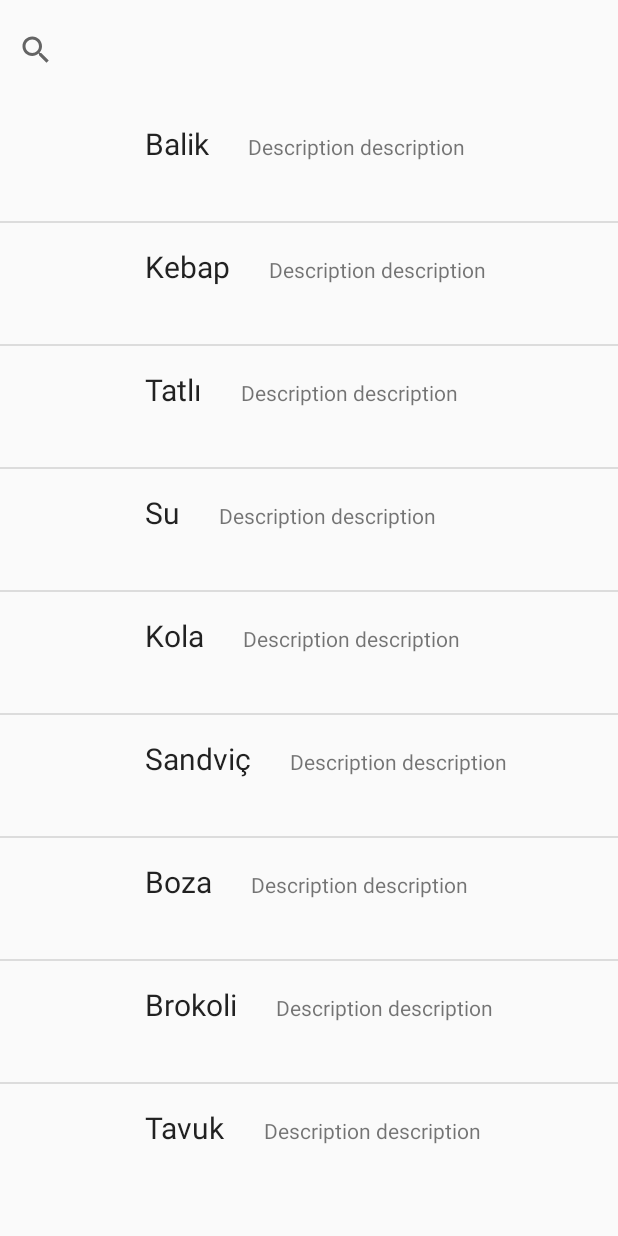
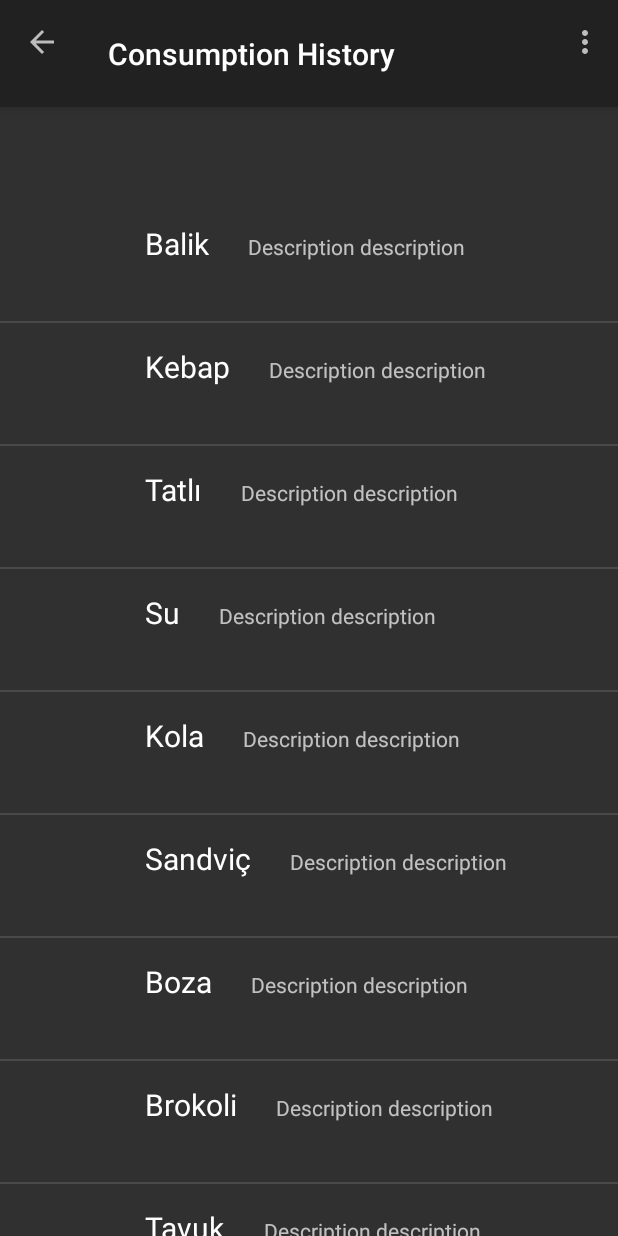
Before and after one commit to bounswe/bounswe2016group4, an Android app: the screen it shows after launch (ConsumptionHistoryActivity), on a phone screen of 412 x 824 dp. Run offline under Robolectric (Android 15) with nearby library versions, the phone set to English and light mode, and no system bars; libraries missing offline, so code that uses them is left out: com.nostra13.universalimageloader; 3 statements that could not run were skipped.

Commit message:
Toolbar added. Menu action added.

```diff
--- a/kwueAndroid/Kwue/app/src/main/java/com/knowwhatwoueat/kwue/Activities/ConsumptionHistoryActivity.java
+++ b/kwueAndroid/Kwue/app/src/main/java/com/knowwhatwoueat/kwue/Activities/ConsumptionHistoryActivity.java
@@ -6,13 +6,15 @@ import android.content.Context;
 import android.graphics.Bitmap;
 import android.os.Bundle;
 import android.support.v7.app.AppCompatActivity;
+import android.support.v7.widget.SearchView;
+import android.support.v7.widget.Toolbar;
 import android.view.Menu;
 import android.view.MenuInflater;
+import android.view.MenuItem;
 import android.widget.ArrayAdapter;
 import android.widget.ImageView;
 import android.widget.ListAdapter;
 import android.widget.ListView;
-import android.widget.SearchView;
 import android.widget.TextView;
 
 import com.knowwhatwoueat.kwue.Adapters.ConsumptionListAdapter;
@@ -23,15 +25,20 @@ import com.knowwhatwoueat.kwue.R;
 import java.util.ArrayList;
 import java.util.List;
 
-public class ConsumptionHistoryActivity extends Activity {
+public class ConsumptionHistoryActivity extends AppCompatActivity {
     private List<Food> consumptionHistory;
     private String[] consumptionList;
     private String[] imageList;
+    private Toolbar toolbar;
     //public Bitmap photo = new Bitmap();
     @Override
     public void onCreate(Bundle savedInstanceState) {
         super.onCreate(savedInstanceState);
         setContentView(R.layout.activity_consumption_history);
+        toolbar = (Toolbar) findViewById(R.id.toolbar);
+        setSupportActionBar(toolbar);
+        getSupportActionBar().setDisplayHomeAsUpEnabled(true);
+
 
         //// TODO: 26.10.2016 Remove these hardcodes, pull it from backend
         addDummyFood();
@@ -39,7 +46,7 @@ public class ConsumptionHistoryActivity extends Activity {
         imageList = getImageUrls();
         //ListAdapter adapter = new ConsumptionListAdapter(this,consumptionList,consumptionList,);
         ListAdapter adapter = new ConsumptionListAdapter(this,consumptionHistory);
-        ListView listView = (ListView) findViewById(R.id.cunsumptionlist);
+        ListView listView = (ListView) findViewById(R.id.consumptionlist);
 
         listView.setAdapter(adapter);
     }
@@ -48,14 +55,26 @@ public class ConsumptionHistoryActivity extends Activity {
         MenuInflater inflater = getMenuInflater();
         inflater.inflate(R.menu.options_menu, menu);
 
+        MenuItem searchItem = menu.findItem(R.id.search);
+
+        SearchManager searchManager = (SearchManager) this.getSystemService(Context.SEARCH_SERVICE);
+
+        SearchView searchView = null;
+        if (searchItem != null) {
+            searchView = (SearchView) searchItem.getActionView();
+        }
+        if (searchView != null) {
+            searchView.setSearchableInfo(searchManager.getSearchableInfo(this.getComponentName()));
+        }
+
         // Get the SearchView and set the searchable configuration
         // Associate searchable configuration with the SearchView
-        SearchManager searchManager =
-                (SearchManager) getSystemService(Context.SEARCH_SERVICE);
-        SearchView searchView =
-                (SearchView) menu.findItem(R.id.search).getActionView();
-        searchView.setSearchableInfo(
-                searchManager.getSearchableInfo(getComponentName()));
+        //SearchManager searchManager =
+        //        (SearchManager) getSystemService(Context.SEARCH_SERVICE);
+        //SearchView searchView =
+        //        (SearchView) menu.findItem(R.id.search).getActionView();
+        //searchView.setSearchableInfo(
+        //        searchManager.getSearchableInfo(getComponentName()));
 
 
         return super.onCreateOptionsMenu(menu);
--- a/kwueAndroid/Kwue/app/src/main/java/com/knowwhatwoueat/kwue/Adapters/ConsumptionListAdapter.java
+++ b/kwueAndroid/Kwue/app/src/main/java/com/knowwhatwoueat/kwue/Adapters/ConsumptionListAdapter.java
@@ -44,7 +44,7 @@ public class ConsumptionListAdapter extends ArrayAdapter<Food> {
     }
     public View getView(int position, View view, ViewGroup parent) {
         LayoutInflater inflater=context.getLayoutInflater();
-        View rowView=inflater.inflate(R.layout.consumption_history_list_item, null,true);
+        View rowView=inflater.inflate(R.layout.consumption_history_list_item, parent,false);
 
         TextView txtTitle = (TextView) rowView.findViewById(R.id.FoodName);
         ImageView imageView = (ImageView) rowView.findViewById(R.id.FoodThumbNail);
@@ -56,8 +56,4 @@ public class ConsumptionListAdapter extends ArrayAdapter<Food> {
         return rowView;
 
     }
-
-    public void onCreateView(){
-
-    }
 }
--- a/kwueAndroid/Kwue/app/src/main/res/layout/activity_consumption_history.xml
+++ b/kwueAndroid/Kwue/app/src/main/res/layout/activity_consumption_history.xml
@@ -7,14 +7,19 @@
     android:layout_height="match_parent"
     android:fitsSystemWindows="true"
     tools:context="com.knowwhatwoueat.kwue.Activities.ConsumptionHistoryActivity">
-    <LinearLayout
+    <android.support.design.widget.AppBarLayout
         android:layout_width="match_parent"
-        android:layout_height="100px">
-        app:actionViewClass="android.support.v7.widget.SearchView"/>
-        <include layout="@layout/search" />
-    </LinearLayout>
+        android:layout_height="wrap_content">
+        <android.support.v7.widget.Toolbar
+            android:id="@+id/toolbar"
+            android:layout_width="match_parent"
+            android:layout_height="71dp"
+            android:background="?attr/colorPrimary"
+            android:fitsSystemWindows="true"
+            />
+    </android.support.design.widget.AppBarLayout>
     <RelativeLayout
-        android:layout_marginTop="100px"
+        android:layout_marginTop="200px"
         android:layout_width="match_parent"
         android:layout_height="match_parent">
         <include layout="@layout/content_consumption_history" />
--- a/kwueAndroid/Kwue/app/src/main/res/layout/consumption_history_list_item.xml
+++ b/kwueAndroid/Kwue/app/src/main/res/layout/consumption_history_list_item.xml
@@ -1,7 +1,9 @@
 <LinearLayout xmlns:android="http://schemas.android.com/apk/res/android"
+    xmlns:tools="http://schemas.android.com/tools"
     android:layout_width="fill_parent"
     android:layout_height="fill_parent"
-    android:orientation="horizontal">
+    android:orientation="horizontal"
+    tools:context="com.knowwhatwoueat.kwue.Activities.ConsumptionHistoryActivity">
     <ImageView
         android:id="@+id/FoodThumbNail"
         android:layout_width="70dp"
--- a/kwueAndroid/Kwue/app/src/main/res/layout/content_consumption_history.xml
+++ b/kwueAndroid/Kwue/app/src/main/res/layout/content_consumption_history.xml
@@ -6,7 +6,7 @@
         xmlns:android="http://schemas.android.com/apk/res/android"
         tools:context="com.knowwhatwoueat.kwue.Activities.ConsumptionHistoryActivity"
         tools:showIn="@layout/activity_consumption_history"
-        android:id="@+id/cunsumptionlist"
+        android:id="@+id/consumptionlist"
         android:layout_width="match_parent"
         android:layout_height="wrap_content">
     </ListView>
--- a/kwueAndroid/Kwue/app/src/main/res/layout/search.xml
+++ /dev/null
@@ -1,16 +0,0 @@
-<?xml version="1.0" encoding="utf-8"?>
-<RelativeLayout xmlns:android="http://schemas.android.com/apk/res/android"
-
-    xmlns:tools="http://schemas.android.com/tools"
-    android:orientation="vertical" android:layout_width="match_parent"
-    android:layout_height="100px">
-
-    <SearchView
-
-        android:id="@+id/searchView"
-        android:layout_width="match_parent"
-        android:layout_height="match_parent"
-        android:layout_alignParentTop="true"
-        android:layout_alignParentStart="true">
-    </SearchView>
-</RelativeLayout>
--- a/kwueAndroid/Kwue/app/src/main/res/menu/options_menu.xml
+++ b/kwueAndroid/Kwue/app/src/main/res/menu/options_menu.xml
@@ -1,10 +1,11 @@
 <?xml version="1.0" encoding="utf-8"?>
 <menu xmlns:tools="http://schemas.android.com/tools"
-    xmlns:android="http://schemas.android.com/apk/res/android">
+    xmlns:android="http://schemas.android.com/apk/res/android"
+    xmlns:app="http://schemas.android.com/apk/res-auto">
     <item android:id="@+id/search"
         android:title="@string/search_title"
         android:icon="@android:drawable/ic_menu_search"
-        android:showAsAction="collapseActionView|ifRoom"
-        android:actionViewClass="android.widget.SearchView"
+        android:showAsAction="always"
+        app:actionViewClass="android.support.v7.widget.SearchView"
         tools:ignore="AppCompatResource" />
 </menu>
```
Also changed, not shown: kwueAndroid/Kwue/app/src/main/AndroidManifest.xml (+1 -10 lines), kwueAndroid/Kwue/app/src/main/java/com/knowwhatwoueat/kwue/Activities/SearchableActivity.java (deleted, +0 -87 lines).
